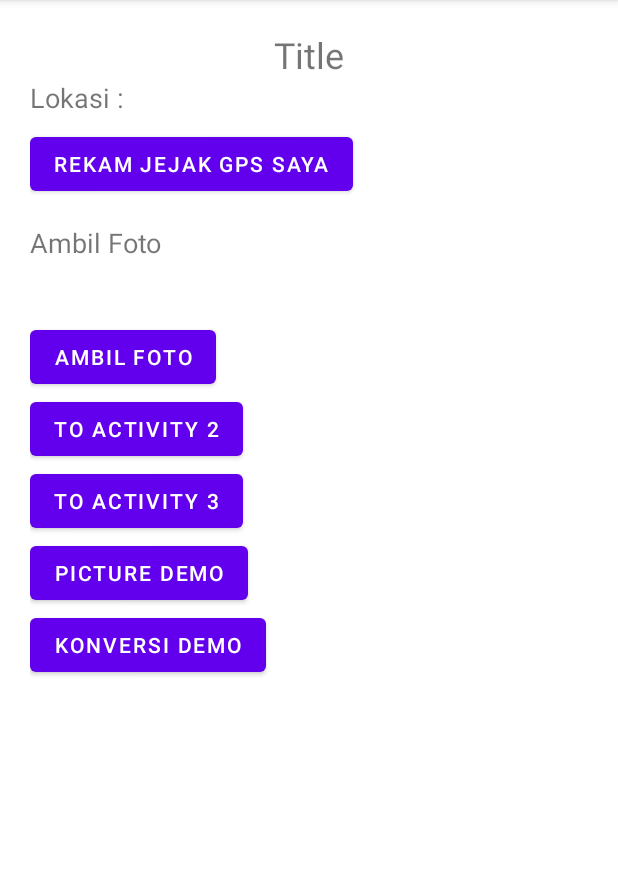
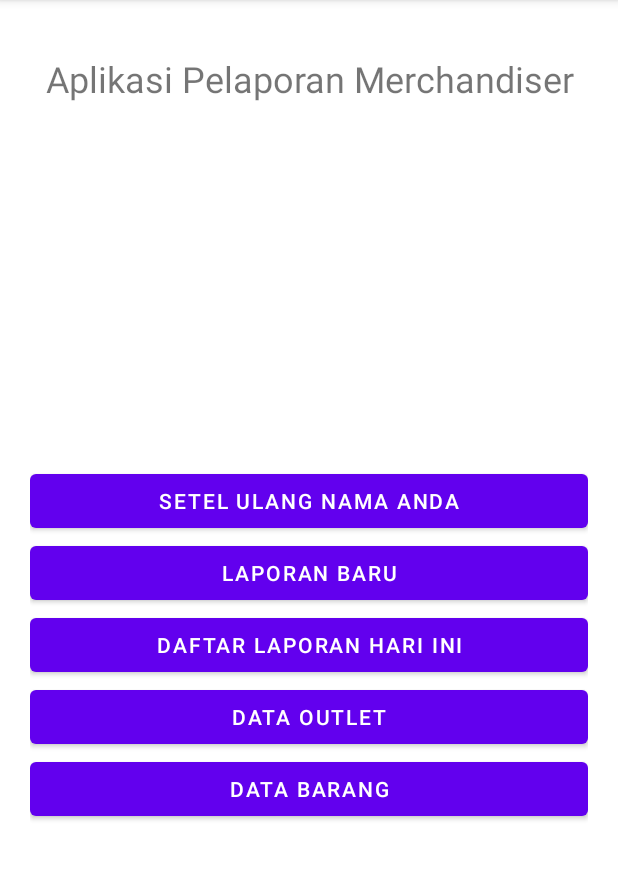
Before and after one commit to PARJAY125/Merchanide-App, an Android app: the screen it shows after launch (MainActivity), on a phone screen of 412 x 824 dp, the part 84-964 px from its top. Run offline under Robolectric (Android 15) with nearby library versions, the phone set to English and light mode, and no system bars.

Commit message:
Major change
update :
 - main activity
 - report list
 - report detail

add activity :
 - data barang
 - data outlet

```diff
--- a/MyApplication/app/src/main/java/com/example/myapplication/database/Outlet.kt
+++ b/MyApplication/app/src/main/java/com/example/myapplication/database/Outlet.kt
@@ -6,6 +6,5 @@ import androidx.room.PrimaryKey
 @Entity(tableName = "outlet")
 data class Outlet(
     @PrimaryKey(autoGenerate = true) val id: Int = 0,
-    val outletName: String,
-    val outletLocation: String
+    val outletName: String
 )
--- a/MyApplication/app/src/main/java/com/example/myapplication/ui/ReportList.kt
+++ b/MyApplication/app/src/main/java/com/example/myapplication/ui/ReportList.kt
@@ -53,10 +53,6 @@ class ReportList : AppCompatActivity() {
     private fun onClickFunction() {
         rl_btn_add_report.setOnClickListener {
             startActivity(Intent(this, ReportDetail::class.java))
-        }
-
-        rl_fab_add_outlet.setOnClickListener{
-
         }
 
         rl_tv_refresh.setOnClickListener {
--- a/MyApplication/app/src/main/res/layout/activity_main.xml
+++ b/MyApplication/app/src/main/res/layout/activity_main.xml
@@ -9,66 +9,58 @@
         android:id="@+id/AM_tv_title"
         android:layout_width="match_parent"
         android:layout_height="wrap_content"
-        android:text="Title"
+        android:text="Aplikasi Pelaporan Merchandiser"
         android:textSize="24sp"
-        android:gravity="center" />
+        android:gravity="center"
+        android:layout_marginTop="16dp"/>
 
     <TextView
-        android:id="@+id/AM_tv_gps_location"
+        android:id="@+id/AM_tv_md_name"
         android:layout_width="match_parent"
         android:layout_height="wrap_content"
-        android:text="Lokasi : "
-        android:textSize="18sp"
-        android:layout_marginBottom="8dp" />
+        android:text=""
+        android:textSize="20sp"
+        android:gravity="center"
+        android:layout_marginTop="16dp"/>
+
+    <LinearLayout
+        android:layout_width="match_parent"
+        android:layout_height="match_parent"
+        android:orientation="vertical"
+        android:gravity="center"
+        android:layout_gravity="center">
 
         <Button
             android:id="@+id/AM_btn_record_gps"
-        android:layout_width="wrap_content"
-        android:layout_height="wrap_content"
-        android:text="Rekam Jejak GPS Saya"
-        android:layout_marginBottom="16dp"/>
-
-    <TextView
-        android:id="@+id/AM_tv_camera"
             android:layout_width="match_parent"
             android:layout_height="wrap_content"
-        android:text="Ambil Foto"
-        android:textSize="18sp"
-        android:layout_marginBottom="8dp" />
-
-    <ImageView
-        android:id="@+id/AM_iv_foto"
-        android:layout_width="match_parent"
-        android:layout_height="wrap_content"
-        android:layout_margin="16dp"/>
-
-    <Button
-        android:id="@+id/AM_btn_take_photo"
-        android:layout_width="wrap_content"
-        android:layout_height="wrap_content"
-        android:text="Ambil Foto" />
+            android:text="Setel Ulang Nama Anda"
+            />
 
         <Button
             android:id="@+id/AM_btn_to_am2"
-        android:layout_width="wrap_content"
+            android:layout_width="match_parent"
             android:layout_height="wrap_content"
-        android:text="To activity 2" />
+            android:text="Laporan Baru" />
 
         <Button
             android:id="@+id/AM_btn_to_am3"
-        android:layout_width="wrap_content"
+            android:layout_width="match_parent"
             android:layout_height="wrap_content"
-        android:text="To activity 3" />
+            android:text="Daftar Laporan Hari ini" />
 
         <Button
-        android:id="@+id/AM_btn_to_am4"
-        android:layout_width="wrap_content"
+            android:id="@+id/AM_btn_to_data_outlet"
+            android:layout_width="match_parent"
             android:layout_height="wrap_content"
-        android:text="Picture Demo" />
+            android:text="Data Outlet" />
 
         <Button
-        android:id="@+id/AM_btn_to_am5"
-        android:layout_width="wrap_content"
+            android:id="@+id/AM_btn_to_data_barang"
+            android:layout_width="match_parent"
             android:layout_height="wrap_content"
-        android:text="Konversi Demo" />
+            android:text="Data Barang" />
+
     </LinearLayout>
+
+</LinearLayout>
--- /dev/null
+++ b/MyApplication/app/src/main/res/layout/spinner_outlet_name.xml
@@ -0,0 +1,6 @@
+<?xml version="1.0" encoding="utf-8"?>
+<androidx.constraintlayout.widget.ConstraintLayout xmlns:android="http://schemas.android.com/apk/res/android"
+    android:layout_width="match_parent"
+    android:layout_height="match_parent">
+
+</androidx.constraintlayout.widget.ConstraintLayout>
```
Also changed, not shown: MyApplication/app/src/main/AndroidManifest.xml (+7 -2 lines), MyApplication/app/src/main/java/com/example/myapplication/ui/DataBarang.kt (added, +12 -0 lines), MyApplication/app/src/main/java/com/example/myapplication/ui/DataOutlet.kt (added, +12 -0 lines), MyApplication/app/src/main/java/com/example/myapplication/ui/MainActivity.kt (+4 -75 lines), MyApplication/app/src/main/java/com/example/myapplication/ui/ReportDetail.kt (+24 -25 lines), MyApplication/app/src/main/res/layout/activity_data_barang.xml (added, +9 -0 lines), MyApplication/app/src/main/res/layout/activity_data_outlet.xml (added, +9 -0 lines), MyApplication/app/src/main/res/layout/item_daftar_barang.xml (added, +37 -0 lines), MyApplication/app/src/main/res/layout/item_daftar_nama_outlet.xml (added, +20 -0 lines), MyApplication/app/src/main/res/layout/item_report_goods_list.xml (added, +21 -0 lines), MyApplication/app/src/main/res/layout/report_detail.xml (+79 -85 lines), MyApplication/app/src/main/res/layout/report_list.xml (+0 -7 lines). Lines whose indentation alone changed are shown as unchanged.
